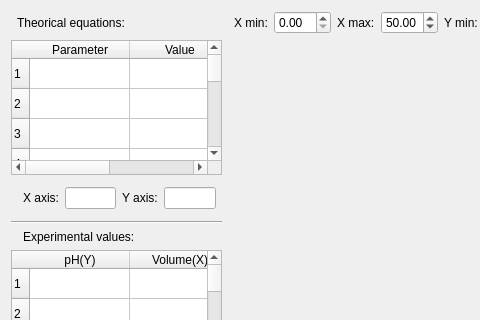
KDE/kalzium, file src/calculator/titrationCalculator.ui: the form before one commit; both pictures show x 0 to 480 and y 0 to 320 of the 665 by 622 pixel window.
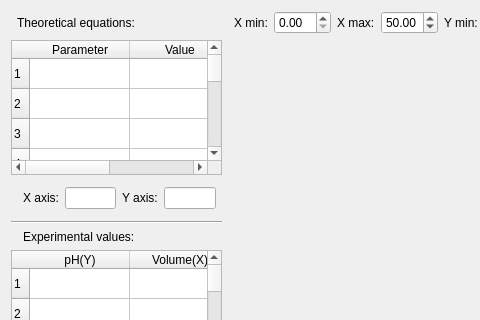
The form after the commit. Custom widgets are drawn as their Qt base class.

Patch:
```diff
--- a/src/calculator/titrationCalculator.ui
+++ b/src/calculator/titrationCalculator.ui
@@ -107,7 +107,7 @@
        <item row="0" column="1" colspan="4">
         <widget class="QLabel" name="label_7">
          <property name="text">
-          <string>Theorical equations:</string>
+          <string>Theoretical equations:</string>
          </property>
         </widget>
        </item>
```
